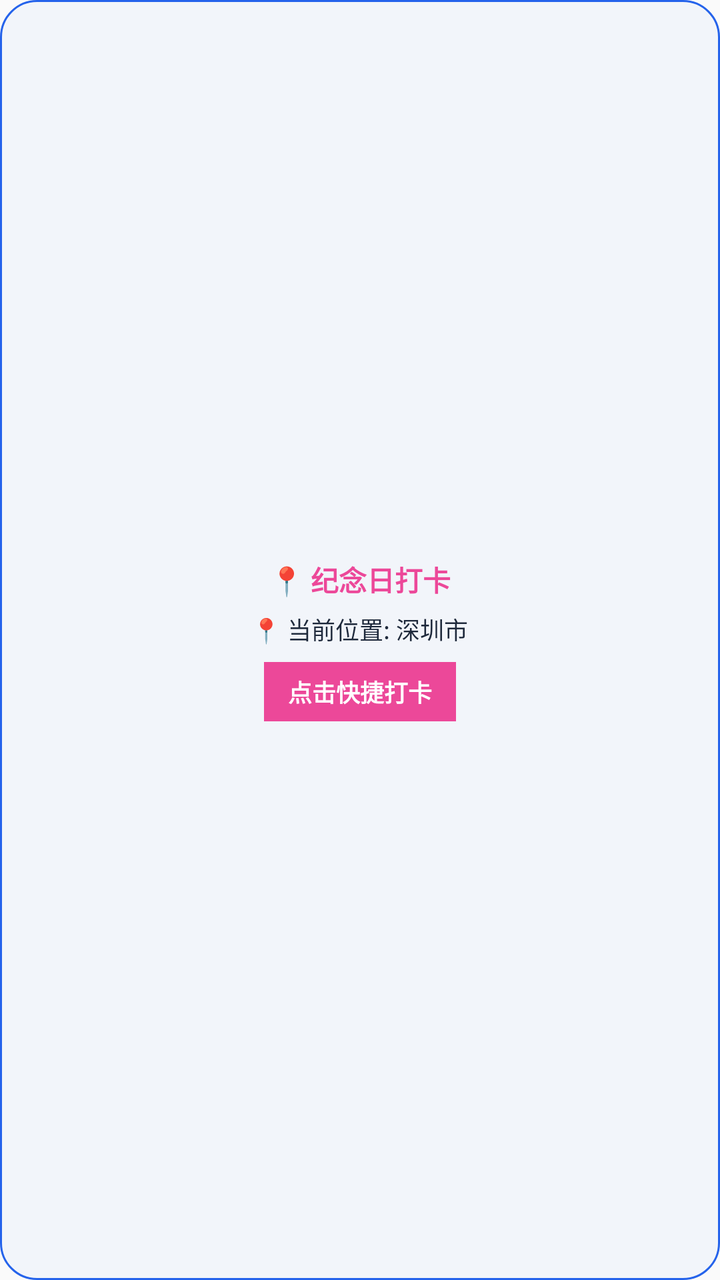
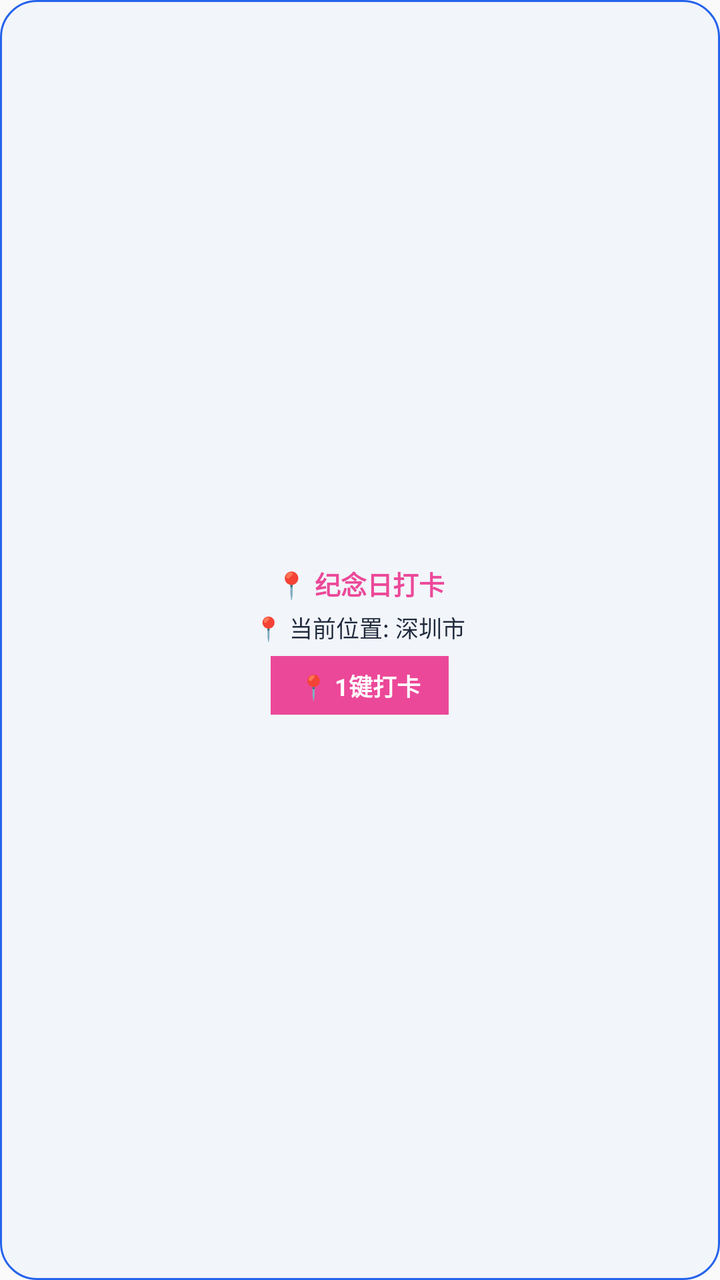

The first picture is an Android layout as it rendered before a commit; the second is the same layout after the commit. The layout source and the unified diff follow.
<!-- AndroidManifest.xml: application theme Theme.DateCalculator -->
<!-- res/layout/widget_checkin.xml -->
<?xml version="1.0" encoding="utf-8"?>
<LinearLayout xmlns:android="http://schemas.android.com/apk/res/android"
    android:layout_width="match_parent"
    android:layout_height="match_parent"
    android:orientation="vertical"
    android:background="@drawable/widget_bg_rounded"
    android:padding="12dp"
    android:gravity="center">

    <TextView
        android:id="@+id/widget_checkin_title"
        android:layout_width="wrap_content"
        android:layout_height="wrap_content"
        android:text="📍 纪念日打卡"
        android:textSize="14sp"
        android:textStyle="bold"
        android:textColor="#EC4899" />

    <TextView
        android:id="@+id/widget_checkin_location"
        android:layout_width="wrap_content"
        android:layout_height="wrap_content"
        android:text="📍 当前位置: 深圳市"
        android:textSize="12sp"
        android:textColor="#1E293B"
        android:layout_marginTop="6dp" />

    <TextView
        android:id="@+id/widget_checkin_btn"
        android:layout_width="wrap_content"
        android:layout_height="wrap_content"
        android:text="点击快捷打卡"
        android:textSize="12sp"
        android:textStyle="bold"
        android:textColor="#FFFFFF"
        android:background="#EC4899"
        android:paddingHorizontal="12dp"
        android:paddingVertical="6dp"
        android:layout_marginTop="8dp" />
</LinearLayout>
<!-- resources referenced by this layout -->
<resources>
  <!-- drawable widget_bg_rounded (drawable) -->
  <?xml version="1.0" encoding="utf-8"?>
  <shape xmlns:android="http://schemas.android.com/apk/res/android">
      <solid android:color="#F2F5FA" />
      <corners android:radius="18dp" />
      <stroke android:width="1dp" android:color="#2563EB" />
  </shape>
  <style name="Theme.DateCalculator" parent="android:Theme.Material.Light.NoActionBar" />
</resources>

<!-- the commit's change to res/layout/widget_checkin.xml (unified diff, before → after) -->
@@ -4,7 +4,7 @@
     android:layout_height="match_parent"
     android:orientation="vertical"
     android:background="@drawable/widget_bg_rounded"
-    android:padding="12dp"
+    android:padding="10dp"
     android:gravity="center">
 
     <TextView
@@ -12,7 +12,7 @@
         android:layout_width="wrap_content"
         android:layout_height="wrap_content"
         android:text="📍 纪念日打卡"
-        android:textSize="14sp"
+        android:textSize="13sp"
         android:textStyle="bold"
         android:textColor="#EC4899" />
 
@@ -21,20 +21,20 @@
         android:layout_width="wrap_content"
         android:layout_height="wrap_content"
         android:text="📍 当前位置: 深圳市"
-        android:textSize="12sp"
+        android:textSize="11.5sp"
         android:textColor="#1E293B"
-        android:layout_marginTop="6dp" />
+        android:layout_marginTop="4dp" />
 
     <TextView
         android:id="@+id/widget_checkin_btn"
         android:layout_width="wrap_content"
         android:layout_height="wrap_content"
-        android:text="点击快捷打卡"
+        android:text="📍 1键打卡"
         android:textSize="12sp"
         android:textStyle="bold"
         android:textColor="#FFFFFF"
         android:background="#EC4899"
-        android:paddingHorizontal="12dp"
+        android:paddingHorizontal="14dp"
         android:paddingVertical="6dp"
-        android:layout_marginTop="8dp" />
+        android:layout_marginTop="6dp" />
 </LinearLayout>
